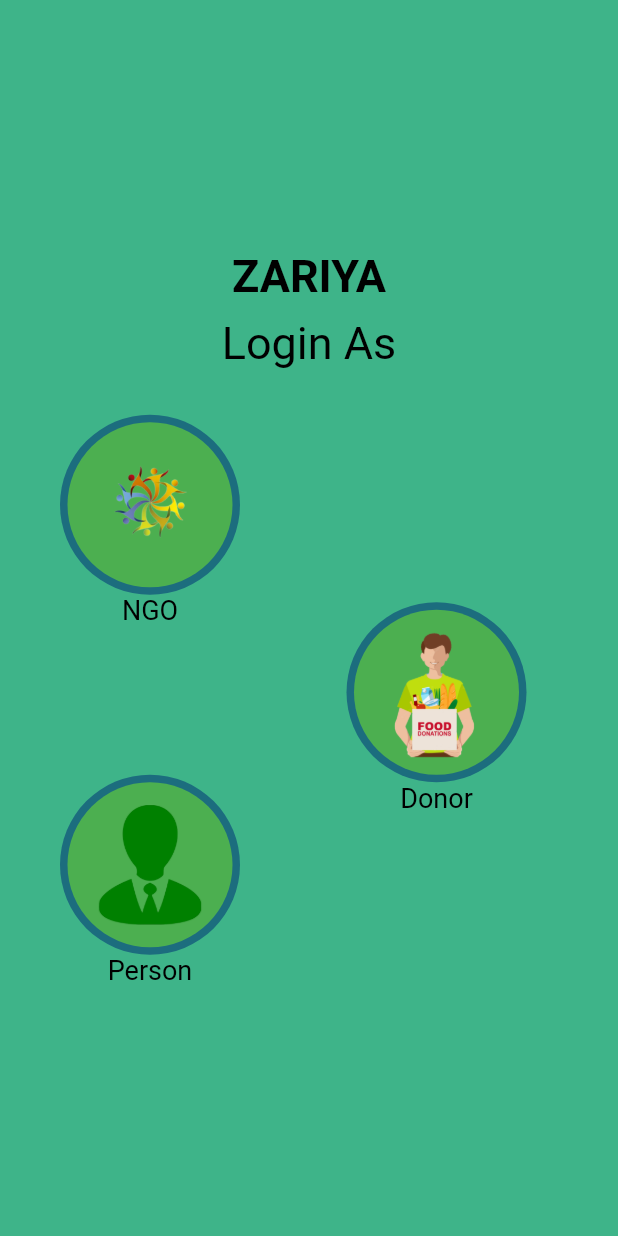
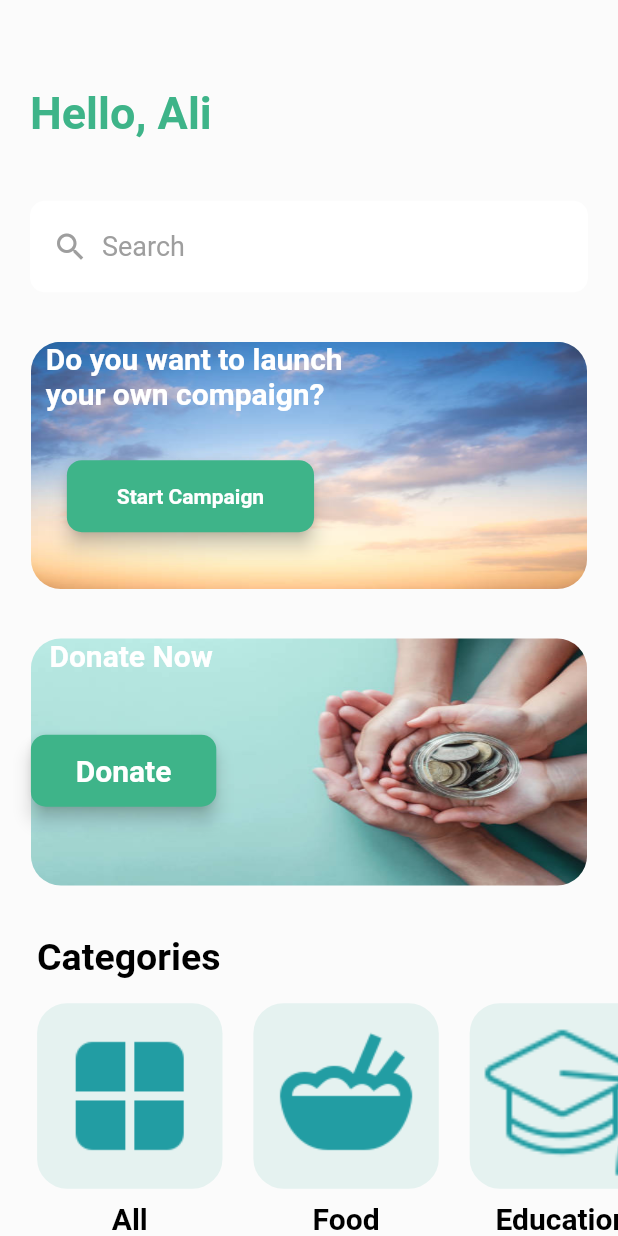
Before and after one commit to AliMurtazaHaral/zariya, a Flutter app: the screen it shows after launch, after a tap on "Get Started", on a phone screen of 412 x 824 dp. Run offline on Flutter 3.47's test engine with Material 2 defaults, Android fonts, the phone set to English and light mode, and no system bars; our stand-ins replace cloud_firestore, easy_search_bar, file_picker, firebase_auth, firebase_core, firebase_storage and 2 more; accounts and stored records are empty.

Commit message:
Zariya first commit

```diff
--- /dev/null
+++ b/lib/screens/person_dashboard/dashboard_screen.dart
@@ -0,0 +1,371 @@
+import 'package:flutter/material.dart';
+import 'package:easy_search_bar/easy_search_bar.dart';
+import 'package:zariya/screens/person_dashboard/compaign_form.dart';
+
+class Dashboard_Screen extends StatefulWidget {
+  const Dashboard_Screen({Key? key}) : super(key: key);
+
+  @override
+  State<Dashboard_Screen> createState() => _Dashboard_ScreenState();
+}
+
+class _Dashboard_ScreenState extends State<Dashboard_Screen> {
+
+ @override
+  Widget build(BuildContext context) {
+    return Scaffold(
+      backgroundColor: const Color(0xFFFBFBFB),
+        body: SingleChildScrollView(
+          child: Column(
+            children: [
+              SizedBox(
+                height: MediaQuery.of(context).size.height * 0.07,
+              ),
+              const Padding(
+                padding: EdgeInsets.only(left: 20, right: 20),
+                child: Align(
+                    alignment: Alignment.centerLeft,
+                    child: Text(
+                      'Hello, Ali',
+                      style: TextStyle(
+                        color: Color(0xFF3eb489),
+                        fontSize: 30,
+                        fontWeight: FontWeight.bold,
+                      ),
+                    ),
+                ),
+              ),
+              SizedBox(
+                height: MediaQuery.of(context).size.height * 0.05,
+              ),
+              Row(
+                  children: [
+                    Flexible(
+                      flex: 1,
+                      child: Padding(
+                        padding: const EdgeInsets.fromLTRB(20.0, 0, 20.0, 0),
+                        child: TextFormField(
+                          cursorColor: Colors.grey,
+                          decoration: InputDecoration(
+                              fillColor: Colors.white,
+                              filled: true,
+                              border: OutlineInputBorder(
+                                  borderRadius: BorderRadius.circular(10),
+                                  borderSide: BorderSide.none
+                              ),
+                              hintText: 'Search',
+                              hintStyle: const TextStyle(
+                                  color: Colors.grey,
+                                  fontSize: 18
+                              ),
+                              prefixIcon: Container(
+                                padding: const EdgeInsets.all(15),
+                                width: 18,
+                                child: const Icon(
+                                    Icons.search,
+                                  color: Colors.grey,
+                                ),
+                              )
+                          ),
+                        ),
+                      ),
+                    ),
+                  ],
+              ),
+              SizedBox(
+                height: MediaQuery.of(context).size.height * 0.04,
+              ),
+              Container(
+                alignment: Alignment.center,
+                height: MediaQuery.of(context).size.height * 0.2,
+                width: MediaQuery.of(context).size.width * 0.9,
+                child: Stack(
+                  children: [
+                    ClipRRect(
+                      borderRadius: BorderRadius.circular(20.0),
+                      child: Image(
+                        height: MediaQuery.of(context).size.height * 0.2,
+                        width: MediaQuery.of(context).size.width * 0.9,
+                        image: AssetImage("assets/compaign.jpg"),
+                        fit: BoxFit.fill,
+                      ),
+                    ),
+                    Column(
+                      children: [
+                        const Text(
+                          '  Do you want to launch \n  your own compaign?',
+                          maxLines: 2,
+                          style: TextStyle(
+                            color: Colors.white,
+                            fontSize: 20,
+                            fontWeight: FontWeight.bold,
+                          ),
+                        ),
+                        SizedBox( height: MediaQuery.of(context).size.height * 0.04,),
+                        Material(
+                          elevation: 5,
+                          borderRadius: BorderRadius.circular(10),
+                          color: const Color(0xFF3eb489),
+                          child: MaterialButton(
+                            padding: const EdgeInsets.fromLTRB(0, 0, 0, 0),
+                            minWidth: MediaQuery.of(context).size.width * 0.4,
+                            onPressed: () {
+                              Navigator.push(context, MaterialPageRoute(builder: (context)=>const Compaign_Form_Screen()));
+                            },
+                            //SelectCategoryScreen()
+                            child: const Text(
+                              "Start Campaign",
+                              textAlign: TextAlign.center,
+                              style: TextStyle(
+                                  color: Colors.white, fontWeight: FontWeight.bold),
+                            ),
+                          ),
+                        ),
+                      ],
+                    )
+                  ],
+                ),
+              ),
+              SizedBox(
+                height: MediaQuery.of(context).size.height * 0.04,
+              ),
+              Container(
+                alignment: Alignment.center,
+                height: MediaQuery.of(context).size.height * 0.2,
+                width: MediaQuery.of(context).size.width * 0.9,
+                child: Stack(
+                  children: [
+                    ClipRRect(
+                      borderRadius: BorderRadius.circular(20.0),
+                      child: Image(
+                        height: MediaQuery.of(context).size.height * 0.2,
+                        width: MediaQuery.of(context).size.width * 0.9,
+                        image: AssetImage("assets/donate.jpg"),
+                        fit: BoxFit.fill,
+                      ),
+                    ),
+                    Column(
+                      children: [
+                        const Text(
+                          '  Donate Now',
+                          maxLines: 2,
+                          style: TextStyle(
+                            color: Colors.white,
+                            fontSize: 20,
+                            fontWeight: FontWeight.bold,
+                          ),
+                        ),
+                        SizedBox( height: MediaQuery.of(context).size.height * 0.05,),
+                        Material(
+                          elevation: 5,
+                          borderRadius: BorderRadius.circular(10),
+                          color: const Color(0xFF3eb489),
+                          child: MaterialButton(
+                            padding: const EdgeInsets.fromLTRB(0, 0, 0, 0),
+                            minWidth: MediaQuery.of(context).size.width * 0.3,
+                            onPressed: () {
+                              // Navigator.push(context, MaterialPageRoute(builder: (context)=>const Dashboard_Screen()));
+                            },
+                            //SelectCategoryScreen()
+                            child: const Text(
+                              "Donate",
+                              textAlign: TextAlign.center,
+                              style: TextStyle(
+                                fontSize: 20,
+                                  color: Colors.white, fontWeight: FontWeight.bold),
+                            ),
+                          ),
+                        ),
+                      ],
+                    )
+                  ],
+                ),
+              ),
+              SizedBox(
+                height: MediaQuery.of(context).size.height * 0.04,
+              ),
+               Align(
+                alignment: Alignment.centerLeft,
+                child: Padding(
+                  padding: EdgeInsets.only(left: MediaQuery.of(context).size.width * 0.06),
+                  child: const Text("Categories",
+                    style: TextStyle(
+                      color: Colors.black,
+                      fontSize: 25,
+                      fontWeight: FontWeight.bold,
+                    ),),
+                ),
+              ),
+              SizedBox(
+                height: MediaQuery.of(context).size.height * 0.02,
+              ),
+              Padding(
+                padding: EdgeInsets.only(left: MediaQuery.of(context).size.width * 0.06),
+                child: SingleChildScrollView(
+                  scrollDirection: Axis.horizontal,
+                  child: Row(
+                    children: [
+                      Column(
+                        children: [
+                          Container(
+                            decoration: const BoxDecoration(
+                                color: Color(0xFFE5F2F0),
+                                //Color(0xFFFDEFE5),
+                                borderRadius: BorderRadius.all(Radius.circular(20.0))
+                            ),
+                            height: MediaQuery.of(context).size.height * 0.15,
+                            width: MediaQuery.of(context).size.height * 0.15,
+                            child: ClipRRect(
+                              borderRadius: BorderRadius.circular(20.0),
+                              child: GestureDetector(
+                                onTap: (){
+
+                                },
+                                child: const Image(
+                                    color: Color(0xFF229DA3),
+                                    //Color(0xFFF89706),
+                                    image: AssetImage(
+                                      "assets/all.png",
+                                    )),
+                              ),
+                            ),
+                          ),
+                          SizedBox(height: MediaQuery.of(context).size.height * 0.01),
+                          const Text("All",
+                            style: TextStyle(
+                                color: Colors.black,
+                                fontSize: 20,
+                                fontWeight: FontWeight.bold
+                            ),)
+                        ],
+                      ),
+                      SizedBox(
+                        width: MediaQuery.of(context).size.width*0.05,
+                      ),
+                      Column(
+                        children: [
+                          Container(
+                            decoration: const BoxDecoration(
+                                color: Color(0xFFE5F2F0),
+                                //Color(0xFFFDEFE5),
+                              borderRadius: BorderRadius.all(Radius.circular(20.0))
+                            ),
+                            height: MediaQuery.of(context).size.height * 0.15,
+                            width: MediaQuery.of(context).size.height * 0.15,
+                            child: ClipRRect(
+                              borderRadius: BorderRadius.circular(20.0),
+                              child: GestureDetector(
+                                onTap: (){
+
+                                },
+                                child: const Image(
+                                    color: Color(0xFF229DA3),
+                                    //Color(0xFFF89706),
+                                    image: AssetImage(
+                                  "assets/food.png",
+                                )),
+                              ),
+                            ),
+                          ),
+                          SizedBox(height: MediaQuery.of(context).size.height * 0.01),
+                          const Text("Food",
+                          style: TextStyle(
+                            color: Colors.black,
+                            fontSize: 20,
+                            fontWeight: FontWeight.bold
+                          ),)
+                        ],
+                      ),
+                      SizedBox(
+                        width: MediaQuery.of(context).size.width*0.05,
+                      ),
+                      Column(
+                        children: [
+                          Container(
+                            decoration: const BoxDecoration(
+                                color: Color(0xFFE5F2F0),
+                                //Color(0xFFE6F0FA),
+                                borderRadius: BorderRadius.all(Radius.circular(20.0))
+                            ),
+                            height: MediaQuery.of(context).size.height * 0.15,
+                            width: MediaQuery.of(context).size.height * 0.15,
+                            child: ClipRRect(
+                              borderRadius: BorderRadius.circular(20.0),
+                              child: GestureDetector(
+                                onTap: (){
+                                },
+                                child: const Padding(
+                                  padding: EdgeInsets.only(top: 9.0 , left: 5.0 , right: 5.0),
+                                  child: Image(
+                                      color: Color(0xFF229DA3),
+                                      //Color(0xFF3391E9),
+                                      fit: BoxFit.fill,
+                                      image: AssetImage(
+                                        "assets/education.png",
+                                      )),
+                                ),
+                              ),
+                            ),
+                          ),
+                          SizedBox(height: MediaQuery.of(context).size.height * 0.01),
+                          const Text("Education",
+                            style: TextStyle(
+                                color: Colors.black,
+                                fontSize: 20,
+                                fontWeight: FontWeight.bold
+                            ),)
+                        ],
+                      ),
+                      SizedBox(
+                        width: MediaQuery.of(context).size.width*0.05,
+                      ),
+                      Column(
+                        children: [
+                          Container(
+                            decoration: const BoxDecoration(
+                                color: Color(0xFFE5F2F0),
+                                borderRadius: BorderRadius.all(Radius.circular(20.0))
+                            ),
+                            height: MediaQuery.of(context).size.height * 0.15,
+                            width: MediaQuery.of(context).size.height * 0.15,
+                            child: ClipRRect(
+                              borderRadius: BorderRadius.circular(20.0),
+                              child: GestureDetector(
+                                onTap: (){
+
+                                },
+                                child: const Image(
+                                  color: Color(0xFF229DA3),
+                                    image: AssetImage(
+                                      "assets/family.png",
+                                    )),
+                              ),
+                            ),
+                          ),
+                          SizedBox(height: MediaQuery.of(context).size.height * 0.01),
+                          Text("Family",
+                            style: TextStyle(
+                                color: Colors.black,
+                                fontSize: 20,
+                                fontWeight: FontWeight.bold
+                            ),)
+                        ],
+                      ),
+                      SizedBox(
+                        width: MediaQuery.of(context).size.width*0.05,
+                      ),
+                    ],
+                  ),
+                ),
+              ),
+              SizedBox(
+                height: MediaQuery.of(context).size.height * 0.05,
+              )
+
+
+            ],
+          ),
+        ),
+    );
+  }
+}
--- a/lib/screens/splash_screen.dart
+++ b/lib/screens/splash_screen.dart
@@ -7,6 +7,7 @@ import 'package:firebase_auth/firebase_auth.dart';
 import 'package:zariya/screens/login_screen.dart';
 import 'package:zariya/screens/select_category_screen.dart';
 import 'package:zariya/screens/signup_screen.dart';
+import 'person_dashboard/dashboard_screen.dart';
 
 class SplashScreen extends StatefulWidget {
   const SplashScreen({Key? key}) : super(key: key);
@@ -149,8 +150,9 @@ class _SplashScreenState extends State<SplashScreen> {
                 padding: const EdgeInsets.fromLTRB(0, 0, 0, 0),
                 minWidth: MediaQuery.of(context).size.width * 0.8,
                 onPressed: () {
-                  Navigator.push(context, MaterialPageRoute(builder: (context)=>SelectCategoryScreen()));
+                  Navigator.push(context, MaterialPageRoute(builder: (context)=>const Dashboard_Screen()));
                 },
+                //SelectCategoryScreen()
                 child: const Text(
                   "Get Started",
                   textAlign: TextAlign.center,
--- a/pubspec.yaml
+++ b/pubspec.yaml
@@ -42,6 +42,9 @@ dependencies:
   cloud_firestore:
   fluttertoast:
   image_picker:
+  easy_search_bar:
+  file_picker:
+  permission_handler:
 
 dev_dependencies:
   flutter_test:
```
Also changed, not shown: lib/screens/person_dashboard/compaign_form.dart (added, +225 -0 lines), assets/all.png (added), assets/compaign.jpg (added), assets/donate.jpg (added), assets/education.png (added), assets/family.png (added), assets/food.png (added), pubspec.lock, 1 other file.
